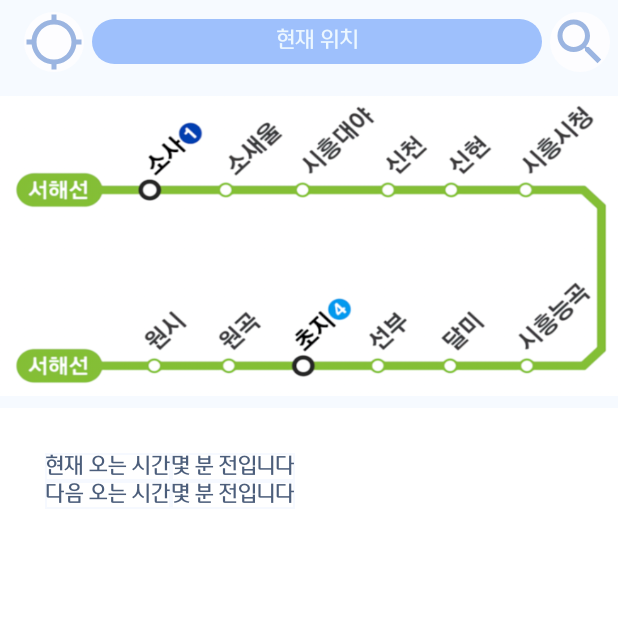
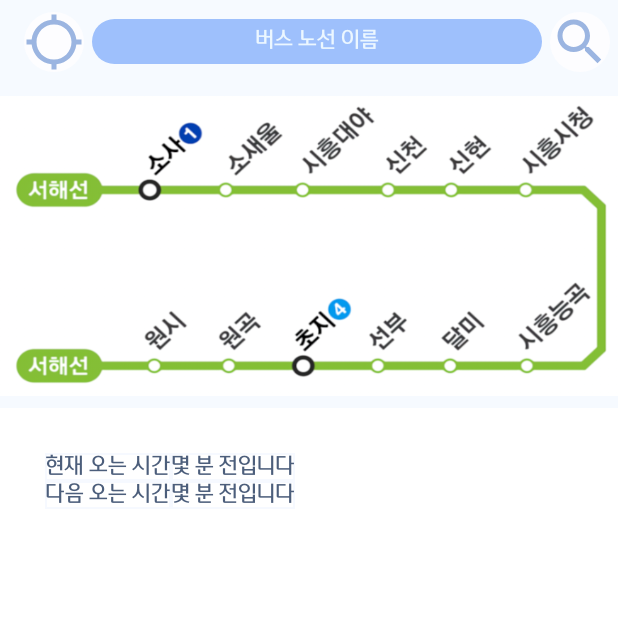
Before and after one commit to yeongmin7870/yeonsungBus, an Android app: the screen it shows after launch (MainActivity), on a phone screen of 412 x 824 dp, the top half of it. Run offline under Robolectric (Android 15) with nearby library versions, the phone set to English and light mode, and no system bars.

Commit message:
main 페이지 디자인 수정

```diff
--- a/app/src/main/res/values/strings.xml
+++ b/app/src/main/res/values/strings.xml
@@ -2,7 +2,7 @@
     <string name="app_name">타고가요 연성대스쿨버스</string>
     <string name="dashboard_heading" >내 위치 버스 추천</string>
     <string name="dashboard_scroll_after">버스 정보</string>
-    <string name="location">현재 위치</string>
+    <string name="location">버스 노선 이름</string>
     <string name="enter_address">주소를 입력해주세요</string>
     <string name="dummyText">
 
```
